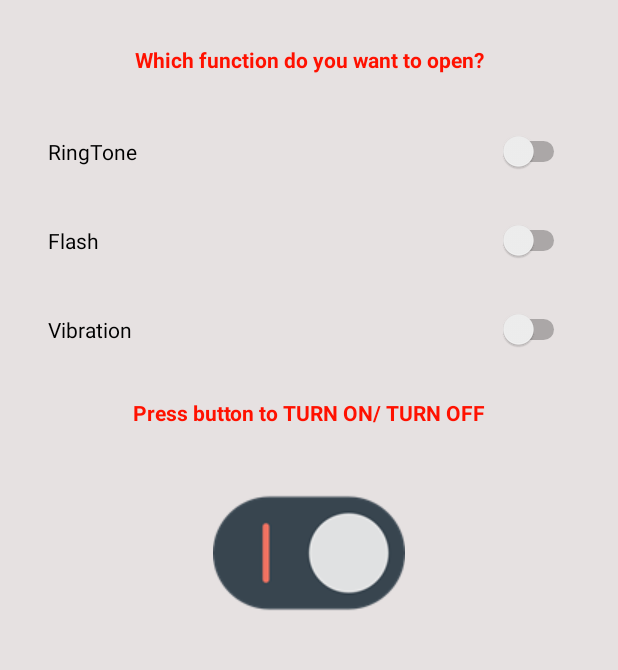
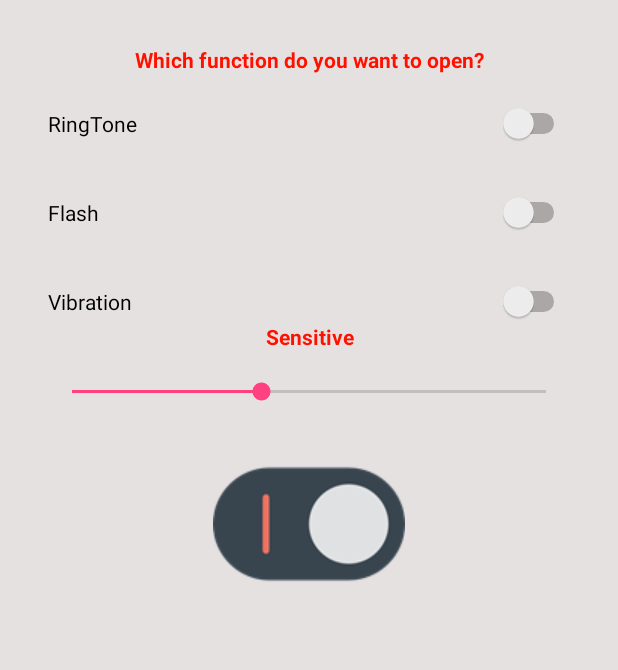
Before and after one commit to nguyenlinh2809/ClapToFindDemo, an Android app: the screen it shows after launch (MainActivity), on a phone screen of 412 x 824 dp, the part 165-835 px from its top. Run offline under Robolectric (Android 15) with nearby library versions, the phone set to English and light mode, and no system bars.

Commit message:
2017-11-07 add sensitive

```diff
--- a/ClapToFind2/app/src/main/java/com/example/acer/claptofind/ClapService.java
+++ b/ClapToFind2/app/src/main/java/com/example/acer/claptofind/ClapService.java
@@ -66,7 +66,7 @@ public class ClapService extends Service {
     public void showNotification(){
         notificationManager = (NotificationManager) getSystemService(NOTIFICATION_SERVICE);
         Notification.Builder builder = new Notification.Builder(getApplicationContext());
-        builder.setSmallIcon(android.R.drawable.btn_star);
+        builder.setSmallIcon(android.R.drawable.ic_delete);
         builder.setContentText("Clap to find your phone!");
         builder.setContentTitle("Clap to find");
 
--- a/ClapToFind2/app/src/main/java/com/example/acer/claptofind/MainActivity.java
+++ b/ClapToFind2/app/src/main/java/com/example/acer/claptofind/MainActivity.java
@@ -12,7 +12,9 @@ import android.util.Log;
 import android.view.View;
 import android.widget.CompoundButton;
 import android.widget.ImageButton;
+import android.widget.SeekBar;
 import android.widget.Switch;
+import android.widget.TextView;
 import android.widget.Toast;
 
 import java.util.ArrayList;
@@ -27,10 +29,13 @@ public class MainActivity extends AppCompatActivity {
     public static final String SW_FLASH = "sw_flash";
     public static final String SW_VIBRATION = "sw_vibration";
     public static final String BUNDLE = "bundle";
+    public static final String SENSITIVE = "sensitive";
 
 
     Switch swRingtone, swFlash, swVibration;
     ImageButton imbtnToggle;
+    SeekBar sbSensitive;
+    TextView tvError;
 
     ShareReferencesManager setting;
 
@@ -111,6 +116,8 @@ public class MainActivity extends AppCompatActivity {
         swFlash = (Switch) findViewById(R.id.swFlash);
         swVibration = (Switch) findViewById(R.id.swVibrate);
         imbtnToggle = (ImageButton) findViewById(R.id.imbtnToggle);
+        sbSensitive = (SeekBar) findViewById(R.id.sbSensity);
+        tvError = (TextView) findViewById(R.id.tvError);
         setting = new ShareReferencesManager(this);
         isStart = setting.getIsOnStatus();
     }
--- a/ClapToFind2/app/src/main/res/layout/activity_main.xml
+++ b/ClapToFind2/app/src/main/res/layout/activity_main.xml
@@ -16,9 +16,6 @@
         android:textSize="30sp"
         android:layout_width="0dp"
         android:layout_height="wrap_content"
-        android:layout_marginLeft="0dp"
-        android:layout_marginRight="0dp"
-        android:layout_marginTop="0dp"
         android:text="Clap to find your phone"
         app:layout_constraintLeft_toLeftOf="parent"
         app:layout_constraintRight_toRightOf="parent"
@@ -38,7 +35,9 @@
         android:layout_marginLeft="8dp"
         app:layout_constraintLeft_toLeftOf="parent"
         android:layout_marginRight="8dp"
-        app:layout_constraintRight_toRightOf="parent" />
+        app:layout_constraintRight_toRightOf="parent"
+        android:layout_marginStart="8dp"
+        android:layout_marginEnd="8dp" />
 
     <Switch
         android:id="@+id/swPlayRingtone"
@@ -50,8 +49,10 @@
         android:layout_marginRight="32dp"
         app:layout_constraintRight_toRightOf="parent"
         app:layout_constraintHorizontal_bias="0.0"
-        android:layout_marginTop="38dp"
-        app:layout_constraintTop_toBottomOf="@+id/textView3" />
+        android:layout_marginTop="19dp"
+        app:layout_constraintTop_toBottomOf="@+id/textView3"
+        android:layout_marginStart="32dp"
+        android:layout_marginEnd="32dp" />
 
 
 
@@ -65,7 +66,9 @@
         android:layout_marginLeft="32dp"
         app:layout_constraintLeft_toLeftOf="parent"
         android:layout_marginRight="32dp"
-        app:layout_constraintRight_toRightOf="parent" />
+        app:layout_constraintRight_toRightOf="parent"
+        android:layout_marginStart="32dp"
+        android:layout_marginEnd="32dp" />
     <Switch
 
         android:text="Vibration"
@@ -77,30 +80,58 @@
         app:layout_constraintLeft_toLeftOf="parent"
         app:layout_constraintRight_toRightOf="parent"
         android:layout_marginLeft="32dp"
+        android:layout_marginRight="32dp"
+        android:layout_marginStart="32dp"
+        android:layout_marginEnd="32dp"
+        app:layout_constraintHorizontal_bias="0.0" />
+    <TextView
+        android:textColor="#F10"
+        android:textStyle="bold"
+        android:gravity="center"
+        android:text="Sensitive"
+        app:layout_constraintTop_toBottomOf="@+id/swVibrate"
+        android:id="@+id/tvSensity"
+        android:layout_width="0dp"
+        android:layout_height="wrap_content"
+        app:layout_constraintLeft_toLeftOf="parent"
+        app:layout_constraintRight_toRightOf="parent"
+        android:layout_marginLeft="32dp"
         android:layout_marginRight="32dp"/>
-
-    <TextView
-        android:id="@+id/tvToggle"
-        android:textStyle="bold"
-        android:textColor="#F10"
-        android:layout_marginTop="32dp"
+    <SeekBar
+        android:id="@+id/sbSensity"
+        android:progress="40"
+        android:layout_marginTop="18dp"
+        android:layout_marginRight="32dp"
+        android:layout_marginLeft="32dp"
         app:layout_constraintRight_toRightOf="parent"
         app:layout_constraintLeft_toLeftOf="parent"
-        app:layout_constraintTop_toBottomOf="@+id/swVibrate"
-        android:layout_width="wrap_content"
-        android:layout_height="wrap_content"
-        android:text="Press button to TURN ON/ TURN OFF"/>
-
+        android:layout_width="0dp"
+        android:layout_height="18dp"
+        app:layout_constraintTop_toBottomOf="@+id/tvSensity"
+        android:layout_marginStart="32dp"
+        android:layout_marginEnd="32dp" />
     <ImageButton
         android:id="@+id/imbtnToggle"
-        android:layout_marginTop="20dp"
+        android:layout_marginTop="15dp"
         app:layout_constraintRight_toRightOf="parent"
         app:layout_constraintLeft_toLeftOf="parent"
-        app:layout_constraintTop_toBottomOf="@+id/tvToggle"
+        app:layout_constraintTop_toBottomOf="@+id/sbSensity"
         android:scaleType="fitXY"
         android:background="@null"
         android:src="@drawable/image_button_off"
         android:layout_width="wrap_content"
         android:layout_height="wrap_content" />
 
+    <TextView
+        android:id="@+id/tvError"
+        android:layout_width="wrap_content"
+        android:layout_height="wrap_content"
+        android:layout_marginTop="18dp"
+        android:textColor="#F10"
+        android:textStyle="bold"
+        app:layout_constraintHorizontal_bias="0.503"
+        app:layout_constraintLeft_toLeftOf="parent"
+        app:layout_constraintRight_toRightOf="parent"
+        app:layout_constraintTop_toBottomOf="@+id/imbtnToggle" />
+
 </android.support.constraint.ConstraintLayout>
```
